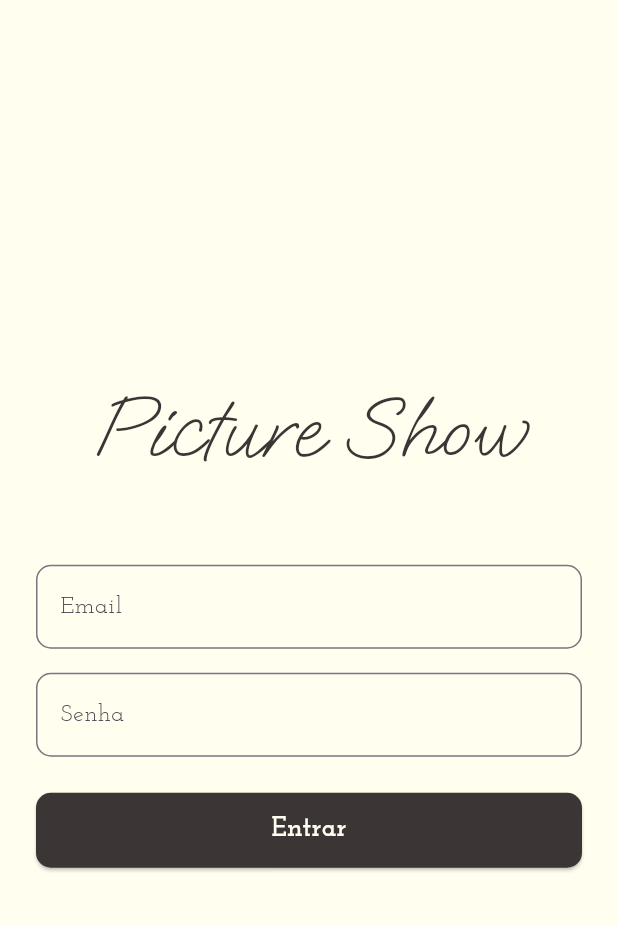
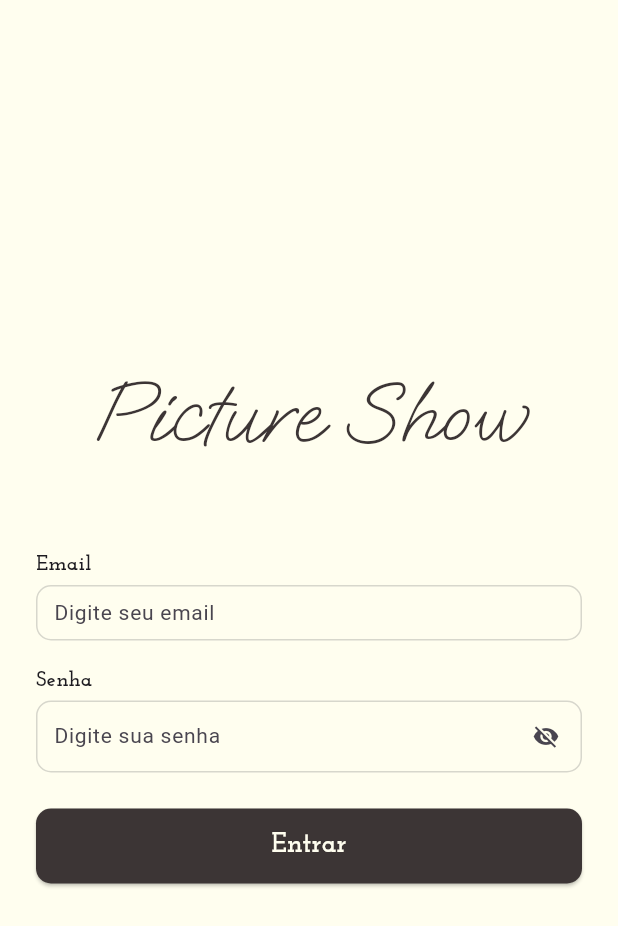
Before and after one commit to IcaroGabrielIcaro/Picture-Show, a Flutter app: the LoginPage screen opened by its route, on a phone screen of 412 x 824 dp. Shown: the top 926 px of the screen. Run offline on Flutter 3.47's test engine with Material 3 defaults, Android fonts, the light colour scheme and no system bars; our stand-ins replace flutter_svg, go_router; network calls fail.

Commit message:
refactor: componentiza inputs

```diff
--- a/frontend-android/picture_show/lib/features/login/login_page.dart
+++ b/frontend-android/picture_show/lib/features/login/login_page.dart
@@ -1,5 +1,6 @@
 import 'package:flutter/material.dart';
 import 'package:go_router/go_router.dart';
+import 'package:picture_show/shared/widgets/inputs/custom_input.dart';
 
 class LoginPage extends StatelessWidget {
 
@@ -40,44 +41,17 @@ class LoginPage extends StatelessWidget {
 
                 const SizedBox(height: 48),
 
-                TextFormField(
-
-                  decoration: InputDecoration(
-
-                    labelText: 'Email',
-
-                    labelStyle: const TextStyle(
-                      fontFamily: 'JosefinSlab',
-                    ),
-
-                    border: OutlineInputBorder(
-                      borderRadius: BorderRadius.circular(10),
-                    ),
-
-                  ),
-
+                CustomInput(
+                  label: 'Email',
+                  hintText: 'Digite seu email',
                 ),
 
                 const SizedBox(height: 16),
 
-                TextFormField(
-
-                  obscureText: true,
-
-                  decoration: InputDecoration(
-
-                    labelText: 'Senha',
-
-                    labelStyle: const TextStyle(
-                      fontFamily: 'JosefinSlab',
-                    ),
-
-                    border: OutlineInputBorder(
-                      borderRadius: BorderRadius.circular(10),
-                    ),
-
-                  ),
-
+                CustomInput(
+                  label: 'Senha',
+                  hintText: 'Digite sua senha',
+                  isPassword: true,
                 ),
 
                 const SizedBox(height: 24),
--- /dev/null
+++ b/frontend-android/picture_show/lib/shared/widgets/inputs/custom_input.dart
@@ -0,0 +1,97 @@
+import 'package:flutter/material.dart';
+
+class CustomInput extends StatefulWidget {
+  final String label;
+  final String hintText;
+  final String? initialValue;
+  final TextEditingController? controller;
+  final int maxLines;
+  final bool isPassword;
+
+  const CustomInput({
+    super.key,
+    required this.label,
+    required this.hintText,
+    this.initialValue,
+    this.controller,
+    this.maxLines = 1,
+    this.isPassword = false,
+  });
+
+  @override
+  State<CustomInput> createState() => _CustomInputState();
+}
+
+class _CustomInputState extends State<CustomInput> {
+  bool _obscureText = true;
+
+  @override
+  Widget build(BuildContext context) {
+    return Column(
+      crossAxisAlignment: CrossAxisAlignment.start,
+      children: [
+        Text(
+          widget.label,
+          style: const TextStyle(
+            fontFamily: 'JosefinSlab',
+            fontWeight: FontWeight.bold,
+          ),
+        ),
+
+        const SizedBox(height: 4),
+
+        TextFormField(
+          controller: widget.controller,
+          maxLines: widget.isPassword ? 1 : widget.maxLines,
+          obscureText: widget.isPassword ? _obscureText : false,
+          style: const TextStyle(
+            fontSize: 14,
+          ),
+          decoration: InputDecoration(
+            hintText: widget.hintText,
+            isDense: true,
+            contentPadding: const EdgeInsets.symmetric(
+              horizontal: 8,
+              vertical: 8,
+            ),
+            suffixIcon: widget.isPassword
+              ? IconButton(
+                  icon: Icon(
+                    _obscureText
+                        ? Icons.visibility_off
+                        : Icons.visibility,
+                  ),
+                  onPressed: () {
+                    setState(() {
+                      _obscureText = !_obscureText;
+                    });
+                  },
+                ) : null,
+            enabledBorder: OutlineInputBorder(
+              borderRadius: BorderRadius.circular(10),
+              borderSide: BorderSide(
+                color: const Color.fromARGB(
+                  255,
+                  123,
+                  123,
+                  123,
+                ).withValues(alpha: 0.3),
+              ),
+            ),
+            focusedBorder: OutlineInputBorder(
+              borderRadius: BorderRadius.circular(10),
+              borderSide: BorderSide(
+                color: const Color.fromARGB(
+                  255,
+                  123,
+                  123,
+                  123,
+                ).withValues(alpha: 0.5),
+              ),
+            ),
+          ),
+        ),
+      ],
+    );
+  }
+}
```
Also changed, not shown: frontend-android/picture_show/lib/core/widgets/edit_profile_sheet.dart (+7 -104 lines).
